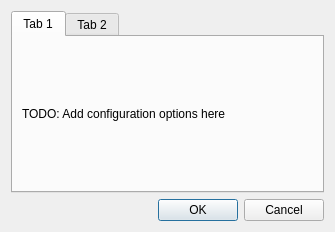
Old version of the form src/preferencedialog.ui in the repository lxqt/lximage-qt.
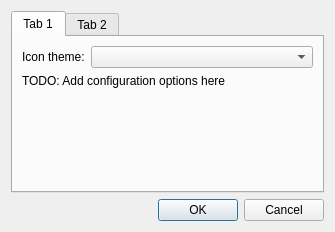
New version of the form.

Commit message: Remove xsettings support and add an option in the preference dialog to set a fallback icon theme instead.

```diff
--- a/src/preferencedialog.ui
+++ b/src/preferencedialog.ui
@@ -20,8 +20,18 @@
       <attribute name="title">
        <string>Tab 1</string>
       </attribute>
-      <layout class="QVBoxLayout" name="verticalLayout_2">
-       <item>
+      <layout class="QFormLayout" name="formLayout">
+       <item row="0" column="0">
+        <widget class="QLabel" name="iconThemeLabel">
+         <property name="text">
+          <string>Icon theme:</string>
+         </property>
+        </widget>
+       </item>
+       <item row="0" column="1">
+        <widget class="QComboBox" name="iconTheme"/>
+       </item>
+       <item row="1" column="0" colspan="2">
         <widget class="QLabel" name="label">
          <property name="text">
           <string>TODO: Add configuration options here</string>
```
Left out of the diff: 3 changed lines with no effect on the pictures. The commit also changes 31 other files.
